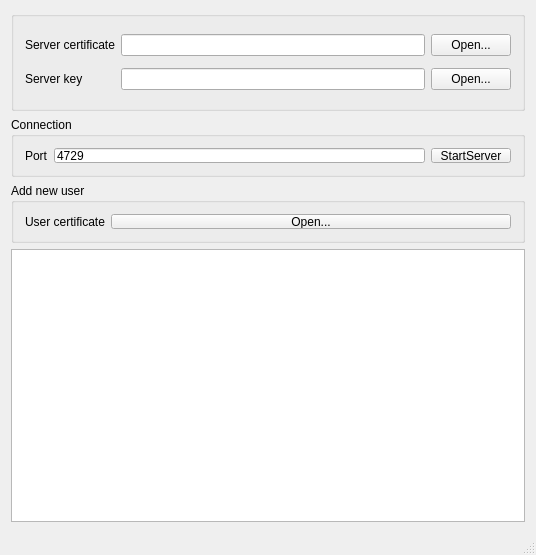
Old version of the form server/mainwindow.ui in the repository Dobr1802/QSsl_chat_v.2.
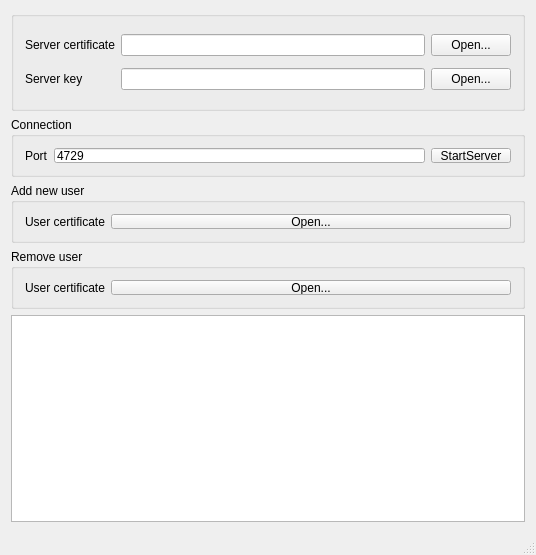
New version of the form.

Commit message: removing clients certificates

Diff of the .ui file:
```diff
--- a/server/mainwindow.ui
+++ b/server/mainwindow.ui
@@ -192,6 +192,53 @@
       </layout>
      </widget>
     </item>
+    <item>
+     <widget class="QGroupBox" name="groupBox_4">
+      <property name="minimumSize">
+       <size>
+        <width>0</width>
+        <height>60</height>
+       </size>
+      </property>
+      <property name="maximumSize">
+       <size>
+        <width>16777215</width>
+        <height>60</height>
+       </size>
+      </property>
+      <property name="title">
+       <string>Remove user</string>
+      </property>
+      <layout class="QGridLayout" name="gridLayout_4">
+       <item row="0" column="0">
+        <widget class="QLabel" name="label_5">
+         <property name="text">
+          <string>User certificate</string>
+         </property>
+        </widget>
+       </item>
+       <item row="0" column="1">
+        <widget class="QPushButton" name="removeUserPushButton">
+         <property name="minimumSize">
+          <size>
+           <width>400</width>
+           <height>0</height>
+          </size>
+         </property>
+         <property name="maximumSize">
+          <size>
+           <width>400</width>
+           <height>16777215</height>
+          </size>
+         </property>
+         <property name="text">
+          <string>Open...</string>
+         </property>
+        </widget>
+       </item>
+      </layout>
+     </widget>
+    </item>
     <item>
      <widget class="QTextEdit" name="logTextEdit"/>
     </item>
```
The commit also changes 3 other files.
